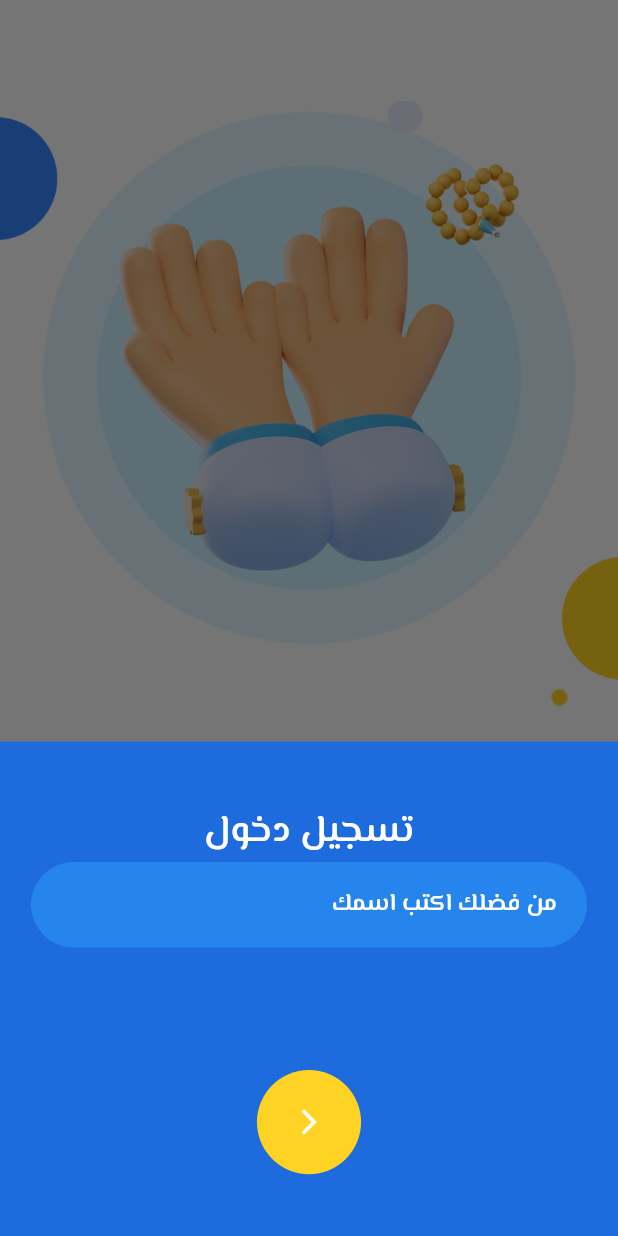
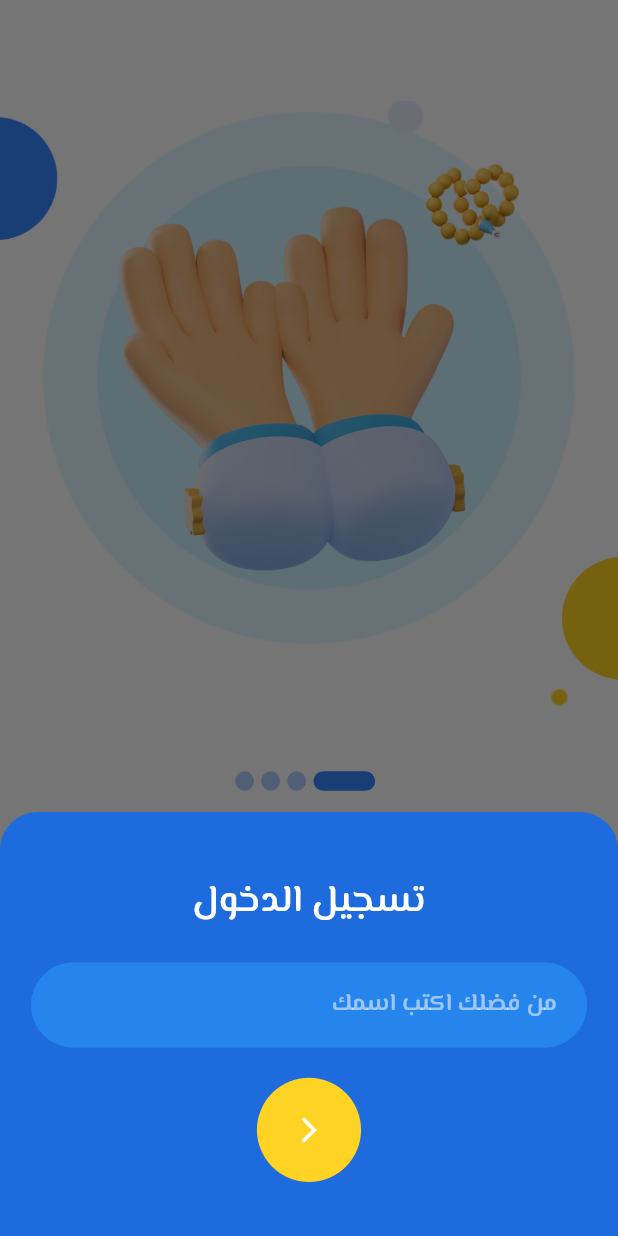
Before and after one commit to MuhammadOs/e7sebly, a Flutter app: the screen it shows after launch, after a tap on "تخطي", after a tap on "يلا احسبلي", on a phone screen of 412 x 824 dp. Run offline on Flutter 3.47's test engine with Material 3 defaults, Android fonts, the phone set to English and light mode, and no system bars; our stand-ins replace device_preview, flutter_screenutil, font_awesome_flutter, math_expressions, percent_indicator, permission_handler and 3 more; missing offline and left inert: qr_code_scanner, wifi_iot.

Commit message:
general updates

```diff
--- a/lib/features/gpa/presentation/view/add_course_screen.dart
+++ b/lib/features/gpa/presentation/view/add_course_screen.dart
@@ -19,10 +19,20 @@ class _AddSubjectBottomSheetState extends State<AddSubjectBottomSheet> {
   Widget build(BuildContext context) {
     SizeConfig().init(context);
     double w = SizeConfig.screenW!;
-    return Container(
+
+    return SingleChildScrollView(
+      // Adjust the padding dynamically to prevent overflow when keyboard opens
+      padding: EdgeInsets.only(
+        bottom: MediaQuery
+            .of(context)
+            .viewInsets
+            .bottom,
+      ),
+      child: Container(
         decoration: BoxDecoration(
           color: const Color(0XFF1D6BDD).withOpacity(0.9),
-          borderRadius: BorderRadius.circular(25)),
+          borderRadius: BorderRadius.circular(25),
+        ),
         child: Padding(
           padding: const EdgeInsets.all(16.0),
           child: Form(
@@ -39,8 +49,8 @@ class _AddSubjectBottomSheetState extends State<AddSubjectBottomSheet> {
                   ),
                 ),
                 Padding(
-                padding:
-                    const EdgeInsets.symmetric(horizontal: 24.0, vertical: 8),
+                  padding: const EdgeInsets.symmetric(
+                      horizontal: 24.0, vertical: 8),
                   child: TextFormField(
                     textAlign: TextAlign.center,
                     textAlignVertical: TextAlignVertical.center,
@@ -57,20 +67,15 @@ class _AddSubjectBottomSheetState extends State<AddSubjectBottomSheet> {
                       ),
                       border: OutlineInputBorder(
                         borderRadius: BorderRadius.circular(25.0),
-                      borderSide: const BorderSide(
-                          color: Colors.transparent), // Border color
+                        borderSide: const BorderSide(color: Colors.transparent),
                       ),
                       enabledBorder: OutlineInputBorder(
                         borderRadius: BorderRadius.circular(25.0),
-                      borderSide: const BorderSide(
-                          color: Colors
-                              .transparent), // Border color for enabled state
+                        borderSide: const BorderSide(color: Colors.transparent),
                       ),
                       focusedBorder: OutlineInputBorder(
                         borderRadius: BorderRadius.circular(25.0),
-                      borderSide: const BorderSide(
-                          color: Colors
-                              .transparent), // Border color for focused state
+                        borderSide: const BorderSide(color: Colors.transparent),
                       ),
                       alignLabelWithHint: true,
                     ),
@@ -96,9 +101,9 @@ class _AddSubjectBottomSheetState extends State<AddSubjectBottomSheet> {
                   scrollDirection: Axis.horizontal,
                   child: Row(
                     children: ['A+', 'A', 'B+', 'B', 'C+', 'C', 'D+', 'D']
-                      .map((label) => Padding(
-                            padding:
-                                const EdgeInsets.symmetric(horizontal: 4.0),
+                        .map((label) =>
+                        Padding(
+                          padding: const EdgeInsets.symmetric(horizontal: 4.0),
                           child: ChoiceChip(
                             label: Padding(
                               padding: const EdgeInsets.symmetric(
@@ -171,12 +176,11 @@ class _AddSubjectBottomSheetState extends State<AddSubjectBottomSheet> {
                   backgroundColor: Colors.orange,
                   onPressed: () {
                     if (_formKey.currentState!.validate()) {
-                    Navigator.pop(
-                        context,
-                        Course(
+                      Navigator.pop(context, Course(
                         name: subjectName,
                         grade: grade,
-                            creditHours: creditHours));
+                        creditHours: creditHours,
+                      ));
                     }
                   },
                   child: const Icon(
@@ -188,6 +192,7 @@ class _AddSubjectBottomSheetState extends State<AddSubjectBottomSheet> {
             ),
           ),
         ),
+      ),
     );
   }
 }
--- a/lib/features/onboarding screen/presentation/view/onBoardingScreen.dart
+++ b/lib/features/onboarding screen/presentation/view/onBoardingScreen.dart
@@ -1,9 +1,8 @@
-import 'package:e7sebly/core/routing/routes.dart';
 import 'package:e7sebly/core/util/constants.dart';
 import 'package:e7sebly/core/util/styles.dart';
-import 'package:e7sebly/core/util/sizeConfig.dart';
 import 'package:e7sebly/features/onboarding%20screen/data/onboardingContents.dart';
 import 'package:flutter/material.dart';
+import 'package:e7sebly/core/routing/routes.dart';
 
 class OnboardingScreens extends StatefulWidget {
   const OnboardingScreens({Key? key}) : super(key: key);
@@ -14,28 +13,24 @@ class OnboardingScreens extends StatefulWidget {
 
 class _OnboardingScreenState extends State<OnboardingScreens> {
   late PageController _controller;
-  var nameController = TextEditingController();
+  final nameController = TextEditingController();
   int _currentPage = 0;
 
   @override
   void initState() {
+    super.initState();
     _controller = PageController();
-    nameController.addListener((){
-      setState(() {
+    nameController.addListener(() {
       AppConstants.userName = nameController.text;
     });
-    });
-    super.initState();
   }
 
   AnimatedContainer _buildDots({int? index}) {
     return AnimatedContainer(
       duration: const Duration(milliseconds: 300),
       decoration: BoxDecoration(
-        borderRadius: const BorderRadius.all(Radius.circular(100)),
-        color: _currentPage == index
-            ? const Color(0XFF3788FF)
-            : const Color(0XFFAFD0FF),
+        borderRadius: BorderRadius.circular(100),
+        color: _currentPage == index ? const Color(0XFF3788FF) : const Color(0XFFAFD0FF),
       ),
       margin: const EdgeInsets.only(right: 5),
       height: 13,
@@ -54,7 +49,9 @@ class _OnboardingScreenState extends State<OnboardingScreens> {
 
     return Scaffold(
       backgroundColor: Colors.white,
+      resizeToAvoidBottomInset: true,
       body: Container(
+        height: height,
         decoration: const BoxDecoration(
           image: DecorationImage(
             image: AssetImage("assets/img/icons/wall.png"),
@@ -70,12 +67,11 @@ class _OnboardingScreenState extends State<OnboardingScreens> {
                   itemCount: contents.length,
                   physics: const BouncingScrollPhysics(),
                   controller: _controller,
-                  onPageChanged: (value) =>
-                      setState(() => _currentPage = value),
+                  onPageChanged: (value) => setState(() => _currentPage = value),
                   itemBuilder: (context, index) {
                     return Padding(
                       padding: EdgeInsets.symmetric(
-                        horizontal: width * 0.05, // Adjusted padding
+                        horizontal: width * 0.05,
                         vertical: height * 0.02,
                       ),
                       child: Column(
@@ -96,7 +92,6 @@ class _OnboardingScreenState extends State<OnboardingScreens> {
                             ),
                           ),
                           SizedBox(height: height * 0.04),
-                          // Space between image and text
                           Column(
                             children: [
                               Text(
@@ -136,99 +131,12 @@ class _OnboardingScreenState extends State<OnboardingScreens> {
                       padding: EdgeInsets.all(width * 0.05),
                       child: ElevatedButton(
                         onPressed: () {
-                                showModalBottomSheet<dynamic>(
+                          showModalBottomSheet(
                             isScrollControlled: true,
                             backgroundColor: Colors.transparent,
                             context: context,
-                                  builder: (context) => Container(
-                                    height: height * 0.4,
-                                    decoration: const BoxDecoration(
-                                      color: Color(0XFF1D6BDD),
-                                      borderRadius: BorderRadius.only(
-                                        topLeft: Radius.circular(0.0),
-                                        topRight: Radius.circular(0.0),
-                                      ),
-                                    ),
-                                    child: Padding(
-                                      padding: EdgeInsets.symmetric(
-                                        horizontal: width * 0.05,
-                                        vertical: height * 0.05,
-                                      ),
-                                      child: Column(
-                                        mainAxisAlignment:
-                                            MainAxisAlignment.spaceEvenly,
-                                        crossAxisAlignment:
-                                            CrossAxisAlignment.center,
-                                        children: [
-                                          Text(
-                                            " تسجيل دخول ",
-                                            style: TextStyle(
-                                              color: Colors.white,
-                                              fontFamily: "mess_semibold",
-                                              fontSize: width <= 550 ? 25 : 30,
-                                            ),
-                                          ),
-                                          Expanded(
-                                            child: TextField(
-                                              style: const TextStyle(
-                                                fontSize: 16,
-                                                color: Colors.white,
-                                                fontFamily: "mess_semibold",
-                                              ),
-                                              textAlign: TextAlign.end,
-                                              controller: nameController,
-                                              keyboardType: TextInputType.text,
-                                              decoration: InputDecoration(
-                                                hintText: 'من فضلك اكتب اسمك',
-                                                hintStyle: const TextStyle(
-                                                  fontSize: 16,
-                                                  color: Colors.white,
-                                                  fontFamily: "mess_semibold",
-                                                ),
-                                                border: OutlineInputBorder(
-                                                  borderRadius:
-                                                      BorderRadius.circular(50),
-                                                  borderSide: const BorderSide(
-                                                    width: 0,
-                                                    style: BorderStyle.none,
-                                                  ),
-                                                ),
-                                                filled: true,
-                                                contentPadding:
-                                                    const EdgeInsets.all(16),
-                                                fillColor:
-                                                    const Color(0XFF2585EC),
-                                              ),
-                                            ),
-                                          ),
-                                          ElevatedButton(
-                                            onPressed: () {
-                                              Navigator.pushReplacementNamed(context, Routes.home);
-                                            },
-                                            style: ElevatedButton.styleFrom(
-                                              backgroundColor:
-                                                  const Color(0XFFFFD323),
-                                              shape: const CircleBorder(),
-                                              elevation: 0,
-                                              padding: EdgeInsets.symmetric(
-                                                horizontal: width * 0.06,
-                                                vertical: height * 0.03,
-                                              ),
-                                              textStyle: TextStyle(
-                                                fontSize:
-                                                    width <= 550 ? 13 : 17,
-                                              ),
-                                            ),
-                                            child: const Icon(
-                                              Icons.arrow_forward_ios_sharp,
-                                              size: 20,
-                                              color: Colors.white,
-                                            ),
-                                          ),
-                                        ],
-                                      ),
-                                    ),
-                                  ),
+                            builder: (context) =>
+                                buildLoginBottomSheet(context, width, height),
                           );
                         },
                         style: ElevatedButton.styleFrom(
@@ -261,7 +169,7 @@ class _OnboardingScreenState extends State<OnboardingScreens> {
                         children: [
                           TextButton(
                             onPressed: () {
-                                    _controller.jumpToPage(3);
+                              _controller.jumpToPage(contents.length - 1);
                             },
                             style: TextButton.styleFrom(
                               elevation: 0,
@@ -281,8 +189,7 @@ class _OnboardingScreenState extends State<OnboardingScreens> {
                           ElevatedButton(
                             onPressed: () {
                               _controller.nextPage(
-                                      duration:
-                                          const Duration(milliseconds: 200),
+                                duration: const Duration(milliseconds: 200),
                                 curve: Curves.easeIn,
                               );
                             },
@@ -316,4 +223,84 @@ class _OnboardingScreenState extends State<OnboardingScreens> {
       ),
     );
   }
+
+  Widget buildLoginBottomSheet(BuildContext context, double width, double height) {
+    return SingleChildScrollView(
+      child: Container(
+        padding: EdgeInsets.only(
+          bottom: MediaQuery.of(context).viewInsets.bottom + 16,
+          left: width * 0.05,
+          right: width * 0.05,
+          top: height * 0.05,
+        ),
+        decoration: const BoxDecoration(
+          color: Color(0XFF1D6BDD),
+          borderRadius: BorderRadius.only(
+            topLeft: Radius.circular(25),
+            topRight: Radius.circular(25),
+          ),
+        ),
+        child: Column(
+          mainAxisSize: MainAxisSize.min,
+          crossAxisAlignment: CrossAxisAlignment.center,
+          children: [
+            Text(
+              "تسجيل الدخول",
+              style: TextStyle(
+                color: Colors.white,
+                fontFamily: "mess_semibold",
+                fontSize: width <= 550 ? 25 : 30,
+              ),
+            ),
+            const SizedBox(height: 20),
+            TextField(
+              controller: nameController,
+              textAlign: TextAlign.end,
+              style: const TextStyle(
+                fontSize: 16,
+                color: Colors.white,
+                fontFamily: "mess_semibold",
+              ),
+              decoration: InputDecoration(
+                hintText: 'من فضلك اكتب اسمك',
+                hintStyle: const TextStyle(
+                  fontSize: 16,
+                  color: Colors.white54,
+                  fontFamily: "mess_semibold",
+                ),
+                filled: true,
+                fillColor: const Color(0XFF2585EC),
+                border: OutlineInputBorder(
+                  borderRadius: BorderRadius.circular(50),
+                  borderSide: BorderSide.none,
+                ),
+                contentPadding: const EdgeInsets.all(16),
+              ),
+            ),
+            const SizedBox(height: 20),
+            ElevatedButton(
+              onPressed: () {
+                Navigator.pushReplacementNamed(context, Routes.home);
+              },
+              style: ElevatedButton.styleFrom(
+                backgroundColor: const Color(0XFFFFD323),
+                shape: const CircleBorder(),
+                padding: EdgeInsets.symmetric(
+                  horizontal: width * 0.06,
+                  vertical: height * 0.03,
+                ),
+                elevation: 0,
+              ),
+              child: const Icon(
+                Icons.arrow_forward_ios_sharp,
+                color: Colors.white,
+                size: 20,
+              ),
+            ),
+            const SizedBox(height: 20),
+          ],
+        ),
+      ),
+    );
   }
+}
--- a/lib/features/qrcode/presentation/view/QrCode.dart
+++ b/lib/features/qrcode/presentation/view/QrCode.dart
@@ -3,7 +3,7 @@ import 'package:flutter/material.dart';
 import 'package:permission_handler/permission_handler.dart';
 import 'package:qr_code_scanner/qr_code_scanner.dart';
 import 'package:url_launcher/url_launcher.dart';
-import 'package:wifi_configuration_2/wifi_configuration_2.dart';
+import 'package:wifi_iot/wifi_iot.dart';
 
 class Qrcode extends StatefulWidget {
   const Qrcode({super.key});
@@ -339,17 +339,24 @@ class _QrcodeState extends State<Qrcode> {
         }
       }
 
-      final wifiConfiguration = WifiConfiguration();
-
-      await wifiConfiguration.connectToWifi(
+      // Use wifi_iot package to connect to Wi-Fi
+      final isConnected = await WiFiForIoTPlugin.connect(
         ssid,
-        password,
-        encryption,
+        password: password,
+        security: NetworkSecurity.WPA,
+        joinOnce: true,
+        withInternet: true,
       );
 
-      ScaffoldMessenger.of(context).showSnackBar(
-        SnackBar(content: Text('Connected to Wi-Fi: $ssid')),
-      );
+      if (isConnected) {
+        ScaffoldMessenger.of(context).showSnackBar(
+          SnackBar(content: Text('Connected to Wi-Fi: $ssid')),
+        );
+      } else {
+        ScaffoldMessenger.of(context).showSnackBar(
+          SnackBar(content: Text('Failed to connect to Wi-Fi: $ssid')),
+        );
+      }
     } catch (e) {
       if (kDebugMode) {
         print('Exception occurred while connecting to Wi-Fi: $e');
@@ -365,4 +372,5 @@ class _QrcodeState extends State<Qrcode> {
       });
     }
   }
+
 }
--- a/pubspec.yaml
+++ b/pubspec.yaml
@@ -49,8 +49,9 @@ dependencies:
   url_launcher: ^6.3.0
   qr_code_scanner: ^1.0.1
   permission_handler: ^10.2.0
-  wifi_configuration_2: ^1.0.3
+  wifi_iot: ^0.3.19+1
   flutter_screenutil: ^5.9.3
+  smooth_page_indicator: ^1.2.0+3
 
 dev_dependencies:
   flutter_test:
```
Also changed, not shown: pubspec.lock, 1 other file. Lines whose indentation alone changed are shown as unchanged.
